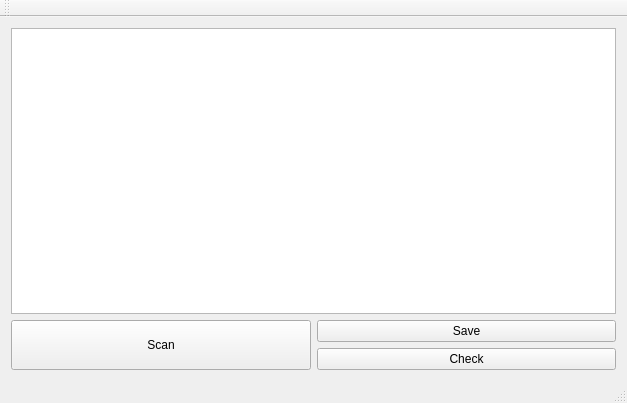
This is mainwindow.ui in Jyang772/PenguHash as Qt 5 draws it before an edit. The edited form follows.
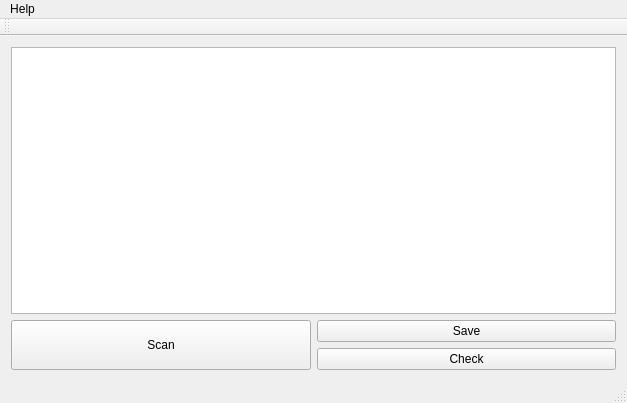
This is the edited form.

```diff
--- a/mainwindow.ui
+++ b/mainwindow.ui
@@ -75,6 +75,16 @@
      <height>25</height>
     </rect>
    </property>
+   <property name="nativeMenuBar">
+    <bool>false</bool>
+   </property>
+   <widget class="QMenu" name="menuHelp">
+    <property name="title">
+     <string>Help</string>
+    </property>
+    <addaction name="actionAbout"/>
+   </widget>
+   <addaction name="menuHelp"/>
   </widget>
   <widget class="QToolBar" name="mainToolBar">
    <attribute name="toolBarArea">
```
Left out of the diff: 5 changed lines with no effect on the pictures.
